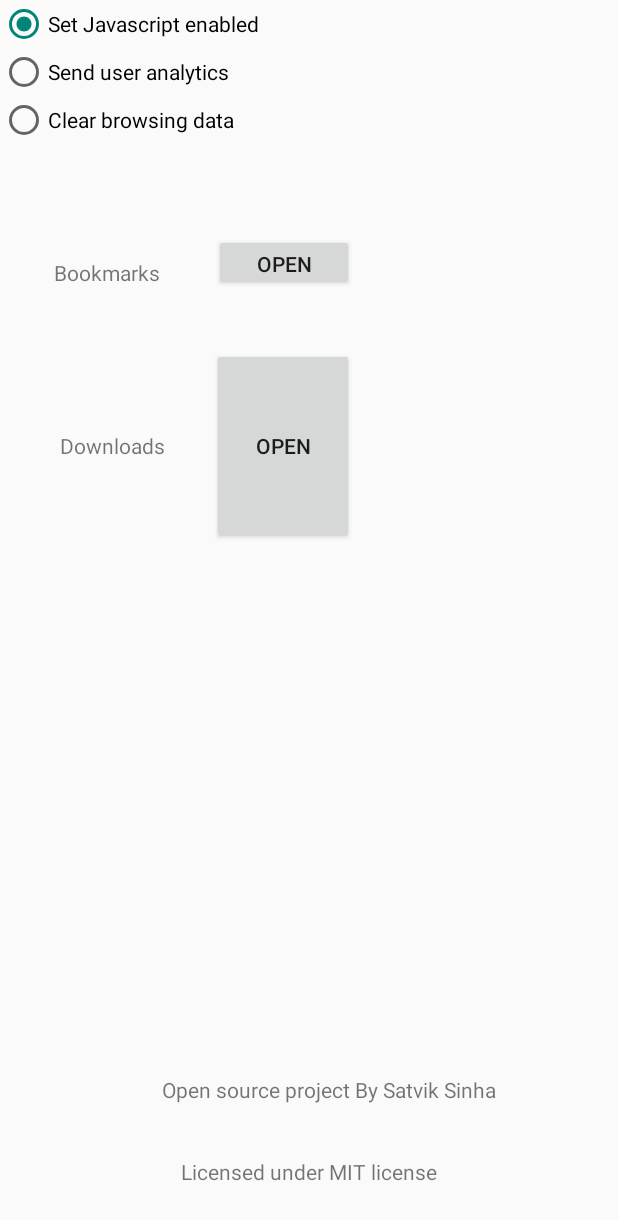
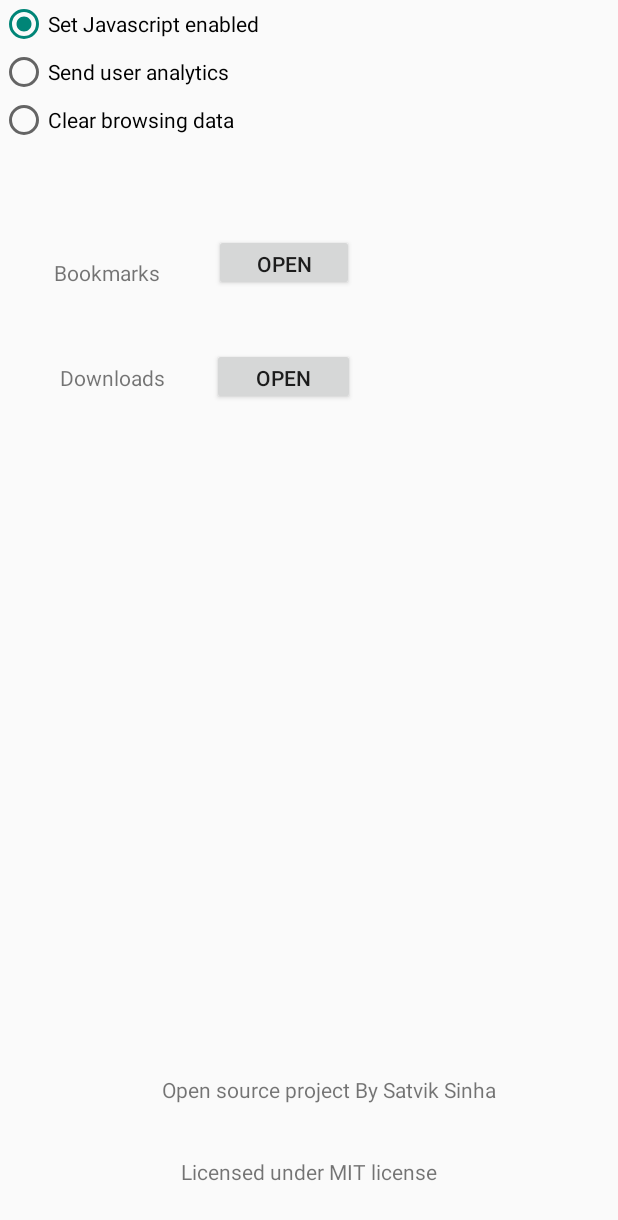
Before and after one commit to satviksinha12/WEBROWSE, an Android app: the MainActivity2 screen opened directly, with no data from a screen before it, on a phone screen of 412 x 824 dp. Shown: the top 1220 px of the screen. Run offline under Robolectric (Android 15) with nearby library versions, the phone set to English and light mode, and no system bars.

Commit message:
Added setting page , bookmarkds pages page and Downloads page are still in progress
Signed-off-by: satviksinha12 <Sinhasatvik214@Gmail.com>

```diff
--- a/app/src/main/res/layout/activity_main2.xml
+++ b/app/src/main/res/layout/activity_main2.xml
@@ -62,16 +62,14 @@
 
     <Button
         android:id="@+id/Downloads"
-        android:layout_width="0dp"
-        android:layout_height="0dp"
-        android:layout_marginEnd="176dp"
-        android:layout_marginRight="176dp"
-        android:layout_marginBottom="461dp"
+        android:layout_width="95dp"
+        android:layout_height="38dp"
+        android:layout_marginStart="141dp"
+        android:layout_marginLeft="141dp"
+        android:layout_marginTop="232dp"
         android:text="Open"
-        app:layout_constraintBottom_toBottomOf="parent"
-        app:layout_constraintEnd_toEndOf="parent"
-        app:layout_constraintStart_toEndOf="@+id/textView2"
-        app:layout_constraintTop_toBottomOf="@+id/radioGroup" />
+        app:layout_constraintStart_toStartOf="parent"
+        app:layout_constraintTop_toTopOf="parent" />
 
     <TextView
         android:id="@+id/textView2"
```
Also changed, not shown: app/src/main/res/layout/activity_main.xml (+11 -4 lines).
